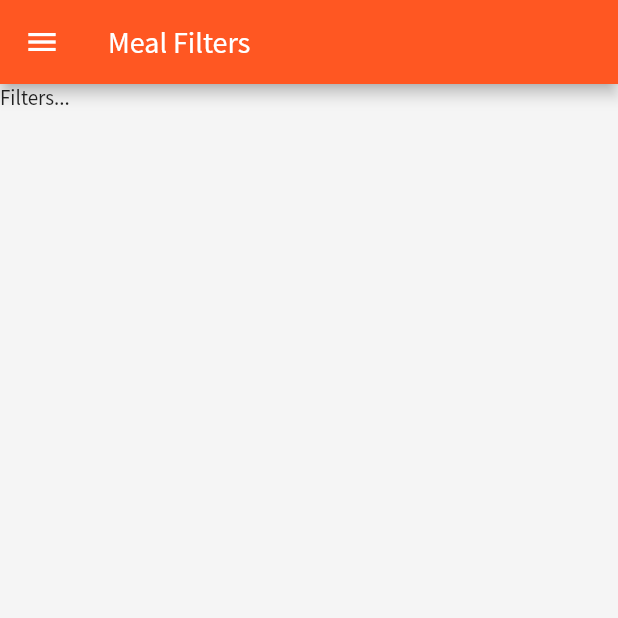
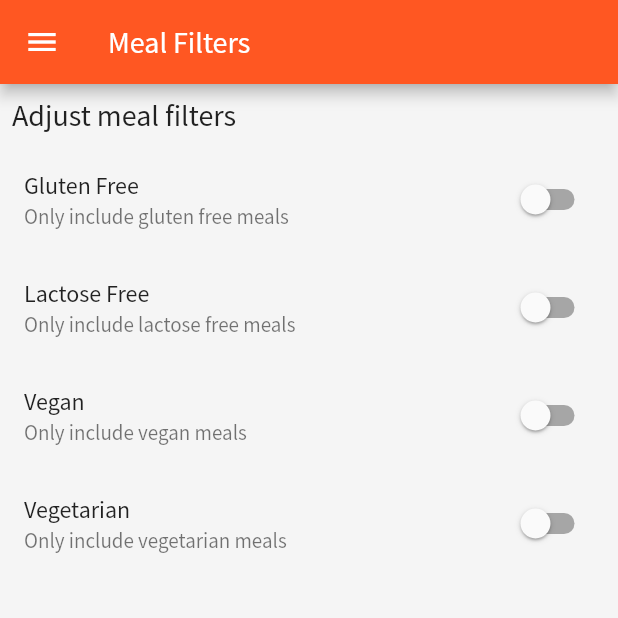
Before and after one commit to martinstofko219/fc_recipes, a Flutter app: the FiltersPage screen opened by its route, on a phone screen of 412 x 824 dp, the top half of it. Run offline on Flutter 3.47's test engine with Material 2 defaults, Android fonts, the phone set to English and light mode, and no system bars.

Commit message:
Added switches to filters page

```diff
--- a/lib/pages/filters_page.dart
+++ b/lib/pages/filters_page.dart
@@ -2,8 +2,18 @@ import 'package:flutter/material.dart';
 
 import '../widgets/nav_drawer.dart';
 
-class FiltersPage extends StatelessWidget {
+class FiltersPage extends StatefulWidget {
   static const routeName = '/filters';
+
+  @override
+  _FiltersPageState createState() => _FiltersPageState();
+}
+
+class _FiltersPageState extends State<FiltersPage> {
+  var _glutenFree = false;
+  var _vegan = false;
+  var _vegetarian = false;
+  var _lactoseFree = false;
 
   @override
   Widget build(BuildContext context) {
@@ -13,8 +23,52 @@ class FiltersPage extends StatelessWidget {
       ),
       drawer: NavDrawer(),
       body: SafeArea(
-        child: Text('Filters...'),
+        child: Column(
+          crossAxisAlignment: CrossAxisAlignment.stretch,
+          children: <Widget>[
+            Padding(
+              padding: const EdgeInsets.all(8.0),
+              child: Text(
+                'Adjust meal filters',
+                style: Theme.of(context).textTheme.title,
+              ),
+            ),
+            Expanded(
+              child: ListView(
+                children: <Widget>[
+                  _buildSwitchListTile(
+                      'Gluten Free',
+                      'Only include gluten free meals',
+                      _glutenFree,
+                      (value) => setState(() => _glutenFree = value)),
+                  _buildSwitchListTile(
+                      'Lactose Free',
+                      'Only include lactose free meals',
+                      _lactoseFree,
+                      (value) => setState(() => _lactoseFree = value)),
+                  _buildSwitchListTile('Vegan', 'Only include vegan meals',
+                      _vegan, (value) => setState(() => _vegan = value)),
+                  _buildSwitchListTile(
+                      'Vegetarian',
+                      'Only include vegetarian meals',
+                      _vegetarian,
+                      (value) => setState(() => _vegetarian = value)),
+                ],
+              ),
+            )
+          ],
+        ),
       ),
     );
   }
+
+  SwitchListTile _buildSwitchListTile(
+      String title, String subtitle, bool value, Function(bool) onChanged) {
+    return SwitchListTile(
+      title: Text(title),
+      subtitle: Text(subtitle),
+      value: value,
+      onChanged: onChanged,
+    );
+  }
 }
```
